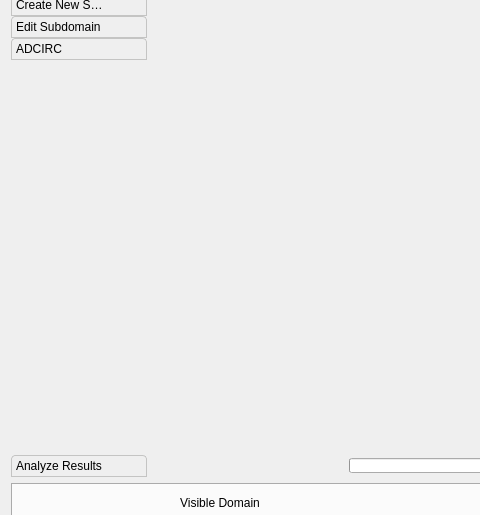
Qt form MainWindow.ui (atdyer/adcircSubdomainTool) before a commit; both pictures show x 0 to 480 and y 87 to 602 of the 1236 by 789 pixel window.
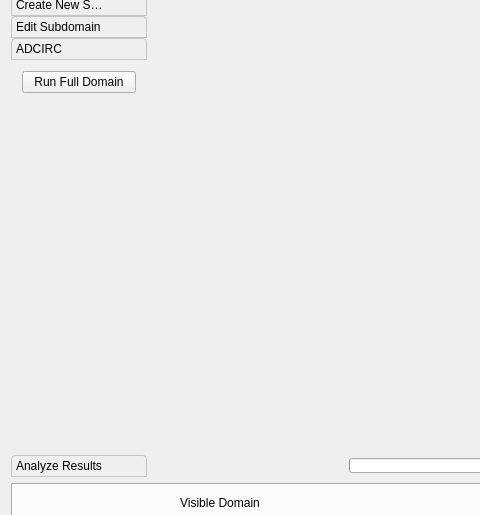
The same form after that commit. The open tabs and pages were chosen to show the change. Icons and pictures are not drawn. Custom widgets are drawn as their Qt base class.

Commit message: Got full domain run dialog working

The edit to the form file:
```diff
--- a/MainWindow.ui
+++ b/MainWindow.ui
@@ -830,6 +830,28 @@
            <attribute name="label">
             <string>ADCIRC</string>
            </attribute>
+           <layout class="QVBoxLayout" name="verticalLayout_6">
+            <item>
+             <widget class="QPushButton" name="runFullDomainButton">
+              <property name="text">
+               <string>Run Full Domain</string>
+              </property>
+             </widget>
+            </item>
+            <item>
+             <spacer name="verticalSpacer_4">
+              <property name="orientation">
+               <enum>Qt::Vertical</enum>
+              </property>
+              <property name="sizeHint" stdset="0">
+               <size>
+                <width>20</width>
+                <height>40</height>
+               </size>
+              </property>
+             </spacer>
+            </item>
+           </layout>
           </widget>
           <widget class="QWidget" name="analyzeResultsPage">
            <property name="geometry">
```
Left out of the diff: 4 changed lines with no effect on the pictures. The commit also changes 8 other files.
